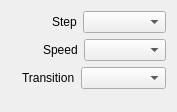
This is src/Widgets/Inspector/TriCaster/InspectorAutoWidget.ui in CasparCG/client as Qt 5 draws it before an edit. The edited form follows.
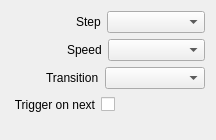
This is the edited form.

Commit message: - Added trigger on next option for TriCaster items.

Diff of the .ui file:
```diff
--- a/src/Widgets/Inspector/TriCaster/InspectorAutoWidget.ui
+++ b/src/Widgets/Inspector/TriCaster/InspectorAutoWidget.ui
@@ -6,8 +6,8 @@
    <rect>
     <x>0</x>
     <y>0</y>
-    <width>177</width>
-    <height>112</height>
+    <width>216</width>
+    <height>140</height>
    </rect>
   </property>
   <property name="sizePolicy">
@@ -29,7 +29,7 @@
        </property>
        <property name="sizeHint" stdset="0">
         <size>
-         <width>41</width>
+         <width>65</width>
          <height>20</height>
         </size>
        </property>
@@ -66,7 +66,7 @@
        </property>
        <property name="sizeHint" stdset="0">
         <size>
-         <width>32</width>
+         <width>56</width>
          <height>20</height>
         </size>
        </property>
@@ -103,7 +103,7 @@
        </property>
        <property name="sizeHint" stdset="0">
         <size>
-         <width>11</width>
+         <width>35</width>
          <height>20</height>
         </size>
        </property>
@@ -128,6 +128,59 @@
      </item>
     </layout>
    </item>
+   <item>
+    <layout class="QHBoxLayout" name="horizontalLayoutTriggerOnNext">
+     <item>
+      <spacer name="horizontalSpacerTriggerOnNext1">
+       <property name="orientation">
+        <enum>Qt::Horizontal</enum>
+       </property>
+       <property name="sizeType">
+        <enum>QSizePolicy::Fixed</enum>
+       </property>
+       <property name="sizeHint" stdset="0">
+        <size>
+         <width>2</width>
+         <height>20</height>
+        </size>
+       </property>
+      </spacer>
+     </item>
+     <item>
+      <widget class="QLabel" name="labelTriggerOnNext">
+       <property name="text">
+        <string>Trigger on next</string>
+       </property>
+       <property name="alignment">
+        <set>Qt::AlignRight|Qt::AlignTrailing|Qt::AlignVCenter</set>
+       </property>
+      </widget>
+     </item>
+     <item>
+      <widget class="QCheckBox" name="checkBoxTriggerOnNext">
+       <property name="layoutDirection">
+        <enum>Qt::RightToLeft</enum>
+       </property>
+       <property name="text">
+        <string/>
+       </property>
+      </widget>
+     </item>
+     <item>
+      <spacer name="horizontalSpacerTriggerOnNext2">
+       <property name="orientation">
+        <enum>Qt::Horizontal</enum>
+       </property>
+       <property name="sizeHint" stdset="0">
+        <size>
+         <width>40</width>
+         <height>20</height>
+        </size>
+       </property>
+      </spacer>
+     </item>
+    </layout>
+   </item>
    <item>
     <spacer name="verticalSpacerStep">
      <property name="orientation">
```
Left out of the diff: 19 changed lines with no effect on the pictures. The commit also changes 26 other files.
